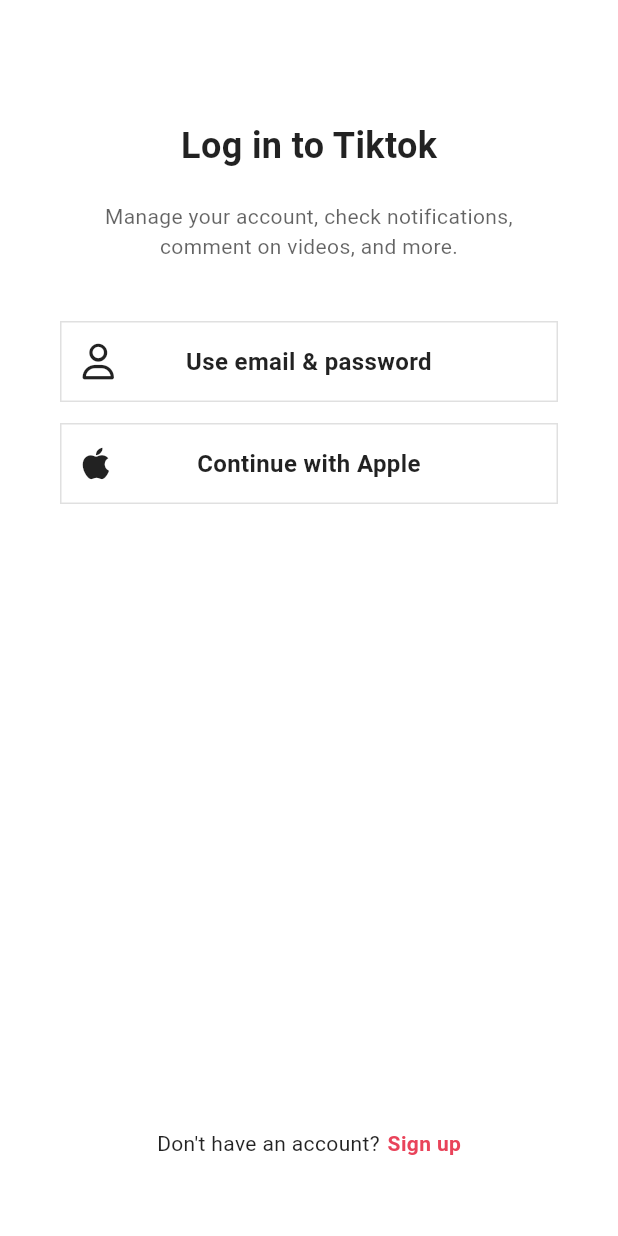
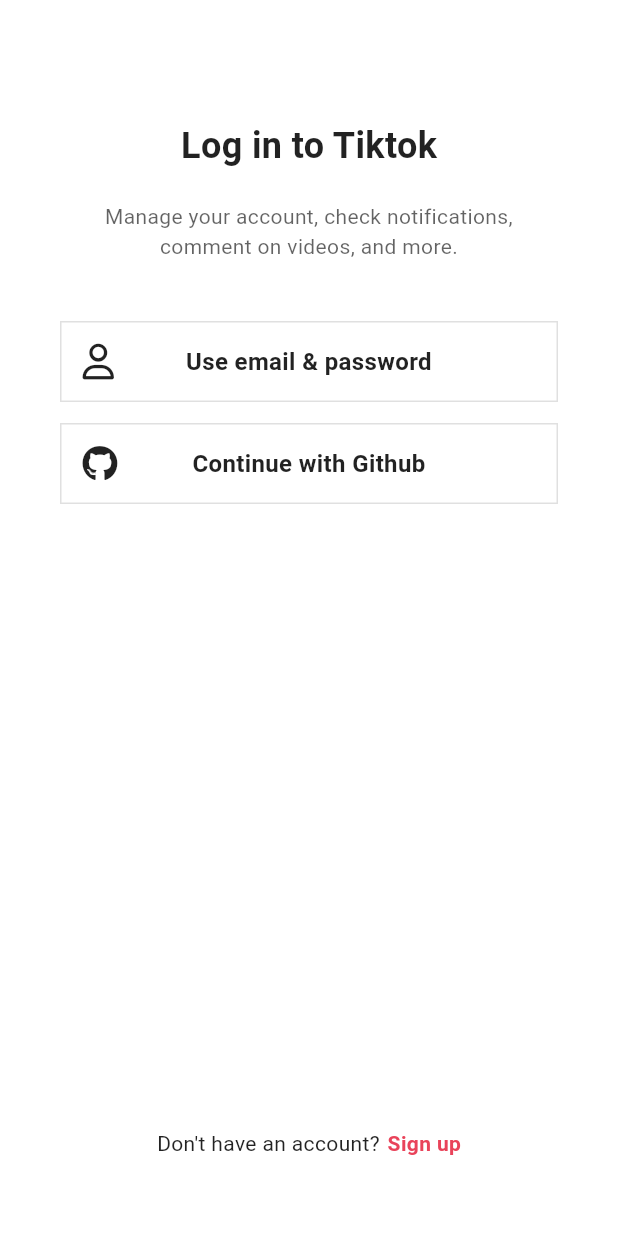
Before and after one commit to Rowdife/tiktok_clone, a Flutter app: the screen it shows after launch, after a tap on an icon or button, on a phone screen of 412 x 824 dp. Run offline on Flutter 3.47's test engine with Material 3 defaults, Android fonts, the phone set to English and light mode, and no system bars; our stand-ins replace camera, firebase_auth, firebase_core, flutter_riverpod, font_awesome_flutter, go_router and 5 more; missing offline and left inert: gal; accounts and stored records are empty; network calls fail.

Commit message:
signin with github

```diff
--- a/lib/features/authentication/login_screen.dart
+++ b/lib/features/authentication/login_screen.dart
@@ -1,12 +1,14 @@
 import 'package:flutter/material.dart';
+import 'package:flutter_riverpod/flutter_riverpod.dart';
 import 'package:font_awesome_flutter/font_awesome_flutter.dart';
 import 'package:go_router/go_router.dart';
 import 'package:tiktok_clone/constants/gaps.dart';
 import 'package:tiktok_clone/constants/sizes.dart';
 import 'package:tiktok_clone/features/authentication/login_form_screen.dart';
+import 'package:tiktok_clone/features/authentication/view_models/social_auth_view_model.dart';
 import 'package:tiktok_clone/features/authentication/widgets/auth_button.dart';
 
-class LoginScreen extends StatelessWidget {
+class LoginScreen extends ConsumerWidget {
   static String routeURL = "/login";
   static String routeName = "logIn";
   const LoginScreen({super.key});
@@ -25,7 +27,7 @@ class LoginScreen extends StatelessWidget {
   }
 
   @override
-  Widget build(BuildContext context) {
+  Widget build(BuildContext context, WidgetRef ref) {
     return Scaffold(
       body: SafeArea(
         // This make sure that the contents will show to users.
@@ -63,9 +65,13 @@ class LoginScreen extends StatelessWidget {
                 ),
               ),
               Gaps.v14,
-              const AuthButton(
-                icon: FaIcon(FontAwesomeIcons.apple),
-                text: "Continue with Apple",
+              GestureDetector(
+                onTap: () =>
+                    ref.read(socialAuthProvider.notifier).githubSignIn(context),
+                child: const AuthButton(
+                  icon: FaIcon(FontAwesomeIcons.github),
+                  text: "Continue with Github",
+                ),
               ),
             ],
           ),
--- a/lib/features/authentication/repos/authentication_repo.dart
+++ b/lib/features/authentication/repos/authentication_repo.dart
@@ -24,6 +24,10 @@ class AuthenticationRepository {
       password: password,
     );
   }
+
+  Future<void> githubSignIn() async {
+    await _firebaseAuth.signInWithProvider(GithubAuthProvider());
+  }
 }
 
 final authRepo = Provider((ref) => AuthenticationRepository());
--- a/lib/features/authentication/sign_up_screen.dart
+++ b/lib/features/authentication/sign_up_screen.dart
@@ -1,4 +1,5 @@
 import 'package:flutter/material.dart';
+import 'package:flutter_riverpod/flutter_riverpod.dart';
 import 'package:font_awesome_flutter/font_awesome_flutter.dart';
 import 'package:go_router/go_router.dart';
 import 'package:tiktok_clone/constants/gaps.dart';
@@ -6,10 +7,11 @@ import 'package:tiktok_clone/constants/sizes.dart';
 import 'package:tiktok_clone/features/authentication/email_screen.dart';
 import 'package:tiktok_clone/features/authentication/login_screen.dart';
 import 'package:tiktok_clone/features/authentication/username_screen.dart';
+import 'package:tiktok_clone/features/authentication/view_models/social_auth_view_model.dart';
 import 'package:tiktok_clone/features/authentication/widgets/auth_button.dart';
 import 'package:tiktok_clone/generated/l10n.dart';
 
-class SignUpScreen extends StatelessWidget {
+class SignUpScreen extends ConsumerWidget {
   static const routeURL = "/";
   static const routeName = "signUp";
   const SignUpScreen({super.key});
@@ -28,7 +30,7 @@ class SignUpScreen extends StatelessWidget {
 //UI
 
   @override
-  Widget build(BuildContext context) {
+  Widget build(BuildContext context, WidgetRef ref) {
     return OrientationBuilder(
       builder: (context, orientation) {
         return Scaffold(
@@ -69,9 +71,14 @@ class SignUpScreen extends StatelessWidget {
                       ),
                     ),
                     Gaps.v14,
-                    const AuthButton(
-                      icon: FaIcon(FontAwesomeIcons.apple),
-                      text: "Continue with Apple",
+                    GestureDetector(
+                      onTap: () => ref
+                          .read(socialAuthProvider.notifier)
+                          .githubSignIn(context),
+                      child: const AuthButton(
+                        icon: FaIcon(FontAwesomeIcons.github),
+                        text: "Continue with Github",
+                      ),
                     ),
                   ],
                   if (orientation == Orientation.landscape)
```
Also changed, not shown: lib/features/authentication/view_models/social_auth_view_model.dart (added, +33 -0 lines), 1 other file.
